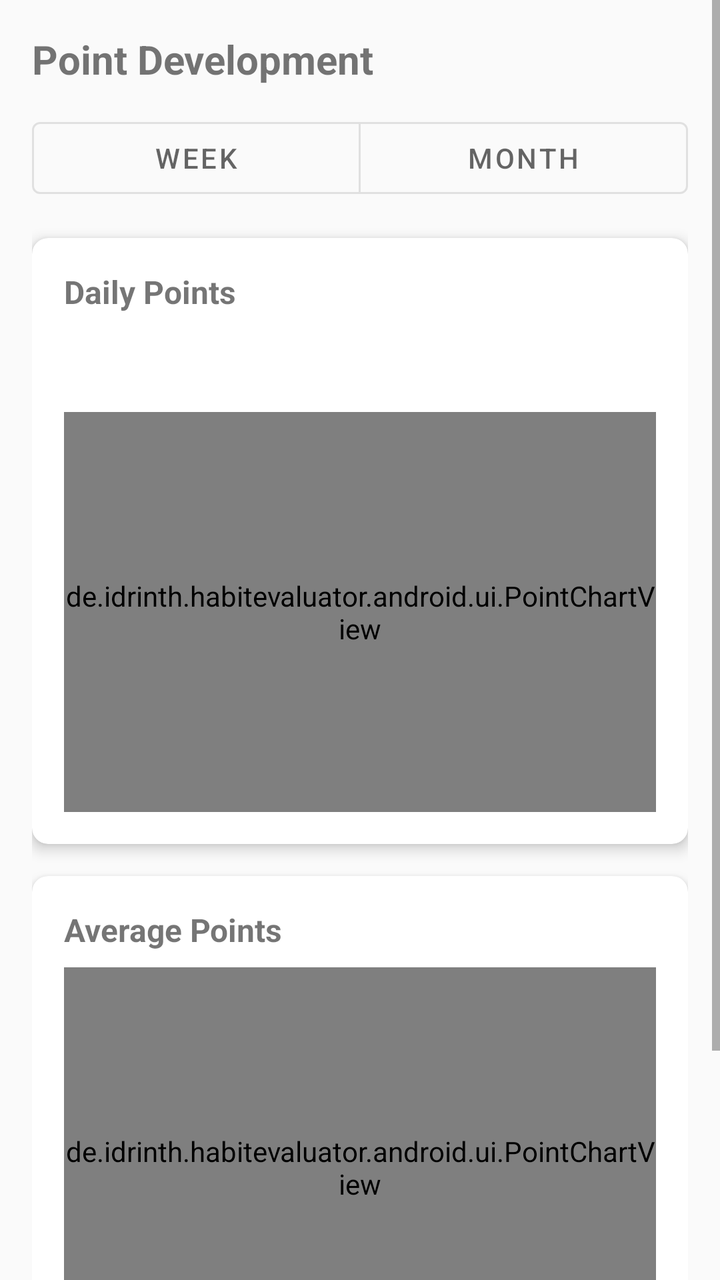
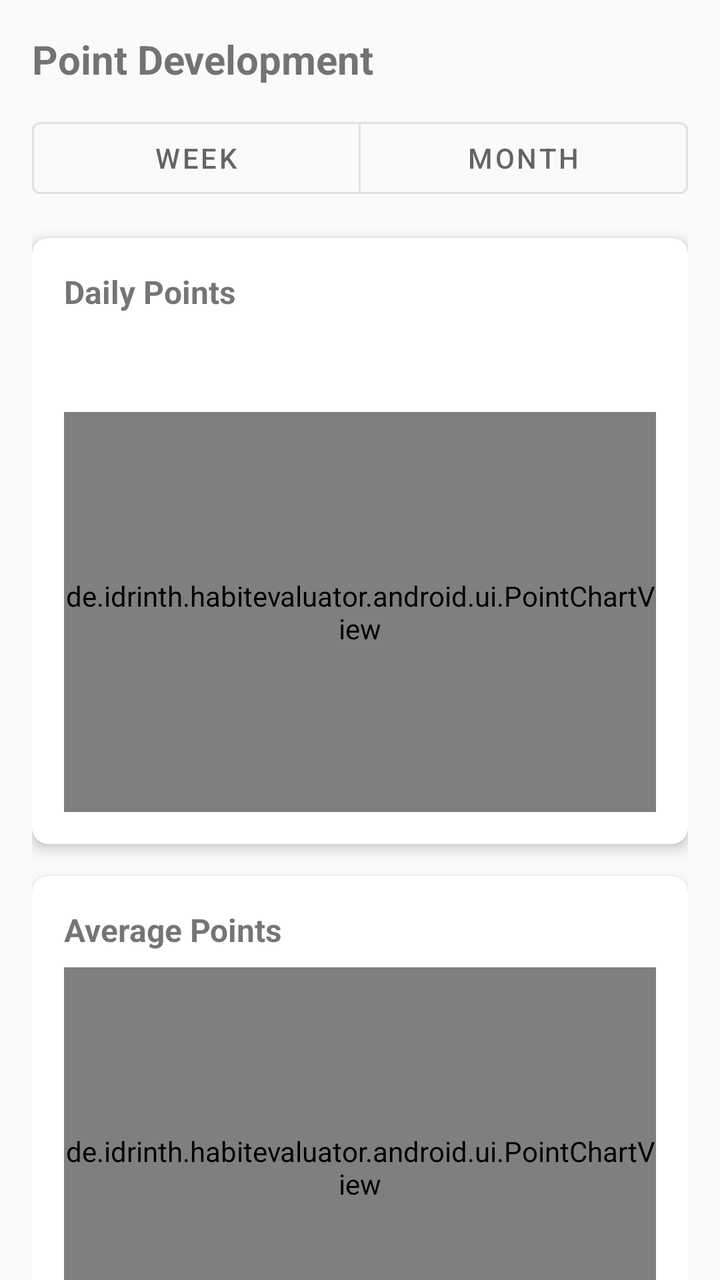

Compare the two renders of this Android layout. The source of the first and the diff that turns it into the second are given below.
<!-- AndroidManifest.xml: application theme Theme.HabitEvaluator -->
<!-- res/layout/fragment_point_development.xml -->
<?xml version="1.0" encoding="utf-8"?>
<ScrollView xmlns:android="http://schemas.android.com/apk/res/android"
    xmlns:app="http://schemas.android.com/apk/res-auto"
    android:layout_width="match_parent"
    android:layout_height="match_parent"
    android:fillViewport="true">

    <LinearLayout
        android:layout_width="match_parent"
        android:layout_height="wrap_content"
        android:orientation="vertical"
        android:padding="16dp">

        <TextView
            android:layout_width="wrap_content"
            android:layout_height="wrap_content"
            android:text="@string/point_development"
            android:textSize="20sp"
            android:textStyle="bold" />

        <com.google.android.material.button.MaterialButtonToggleGroup
            android:id="@+id/periodToggle"
            android:layout_width="match_parent"
            android:layout_height="wrap_content"
            android:layout_marginTop="12dp"
            app:singleSelection="true"
            app:selectionRequired="true">

            <com.google.android.material.button.MaterialButton
                android:id="@+id/weekButton"
                android:layout_width="0dp"
                android:layout_height="wrap_content"
                android:layout_weight="1"
                android:text="@string/period_week"
                style="?attr/materialButtonOutlinedStyle" />

            <com.google.android.material.button.MaterialButton
                android:id="@+id/monthButton"
                android:layout_width="0dp"
                android:layout_height="wrap_content"
                android:layout_weight="1"
                android:text="@string/period_month"
                style="?attr/materialButtonOutlinedStyle" />
        </com.google.android.material.button.MaterialButtonToggleGroup>

        <androidx.cardview.widget.CardView
            android:layout_width="match_parent"
            android:layout_height="wrap_content"
            android:layout_marginTop="16dp"
            app:cardCornerRadius="8dp"
            app:cardElevation="4dp">

            <LinearLayout
                android:layout_width="match_parent"
                android:layout_height="wrap_content"
                android:orientation="vertical"
                android:padding="16dp">

                <TextView
                    android:id="@+id/dailyChartTitle"
                    android:layout_width="wrap_content"
                    android:layout_height="wrap_content"
                    android:text="@string/daily_points_chart"
                    android:textSize="16sp"
                    android:textStyle="bold" />

                <TextView
                    android:id="@+id/totalPointsText"
                    android:layout_width="wrap_content"
                    android:layout_height="wrap_content"
                    android:layout_marginTop="4dp"
                    android:textSize="13sp" />

                <TextView
                    android:id="@+id/averagePointsText"
                    android:layout_width="wrap_content"
                    android:layout_height="wrap_content"
                    android:layout_marginTop="2dp"
                    android:textSize="13sp" />

                <de.idrinth.habitevaluator.android.ui.PointChartView
                    android:id="@+id/dailyChart"
                    android:layout_width="match_parent"
                    android:layout_height="200dp"
                    android:layout_marginTop="8dp" />
            </LinearLayout>
        </androidx.cardview.widget.CardView>

        <androidx.cardview.widget.CardView
            android:layout_width="match_parent"
            android:layout_height="wrap_content"
            android:layout_marginTop="16dp"
            app:cardCornerRadius="8dp"
            app:cardElevation="4dp">

            <LinearLayout
                android:layout_width="match_parent"
                android:layout_height="wrap_content"
                android:orientation="vertical"
                android:padding="16dp">

                <TextView
                    android:id="@+id/averageChartTitle"
                    android:layout_width="wrap_content"
                    android:layout_height="wrap_content"
                    android:text="@string/average_points_chart"
                    android:textSize="16sp"
                    android:textStyle="bold" />

                <de.idrinth.habitevaluator.android.ui.PointChartView
                    android:id="@+id/averageChart"
                    android:layout_width="match_parent"
                    android:layout_height="200dp"
                    android:layout_marginTop="8dp" />
            </LinearLayout>
        </androidx.cardview.widget.CardView>

        <com.google.android.material.button.MaterialButton
            android:id="@+id/backButton"
            android:layout_width="wrap_content"
            android:layout_height="wrap_content"
            android:layout_marginTop="16dp"
            android:text="@string/back_to_home"
            style="@style/Widget.MaterialComponents.Button.OutlinedButton" />
    </LinearLayout>
</ScrollView>
<!-- resources referenced by this layout -->
<resources>
  <string name="average_points_chart">Average Points</string>
  <string name="back_to_home">Back to Home</string>
  <string name="daily_points_chart">Daily Points</string>
  <string name="period_month">Month</string>
  <string name="period_week">Week</string>
  <string name="point_development">Point Development</string>
  <style name="Theme.HabitEvaluator" parent="Theme.MaterialComponents.DayNight.NoActionBar">
          <item name="colorPrimary">@color/primary</item>
          <item name="colorPrimaryDark">@color/primary_dark</item>
          <item name="colorAccent">@color/accent</item>
          <item name="android:windowBackground">@color/background</item>
      </style>
  <color name="primary">#4CAF50</color>
  <color name="primary_dark">#388E3C</color>
  <color name="accent">#FFC107</color>
  <color name="background">#FAFAFA</color>
</resources>

<!-- the commit's change to res/layout/fragment_point_development.xml (unified diff, before → after) -->
@@ -1,5 +1,5 @@
 <?xml version="1.0" encoding="utf-8"?>
-<ScrollView xmlns:android="http://schemas.android.com/apk/res/android"
+<androidx.core.widget.NestedScrollView xmlns:android="http://schemas.android.com/apk/res/android"
     xmlns:app="http://schemas.android.com/apk/res-auto"
     android:layout_width="match_parent"
     android:layout_height="match_parent"
@@ -123,4 +123,4 @@
             android:text="@string/back_to_home"
             style="@style/Widget.MaterialComponents.Button.OutlinedButton" />
     </LinearLayout>
-</ScrollView>
+</androidx.core.widget.NestedScrollView>
